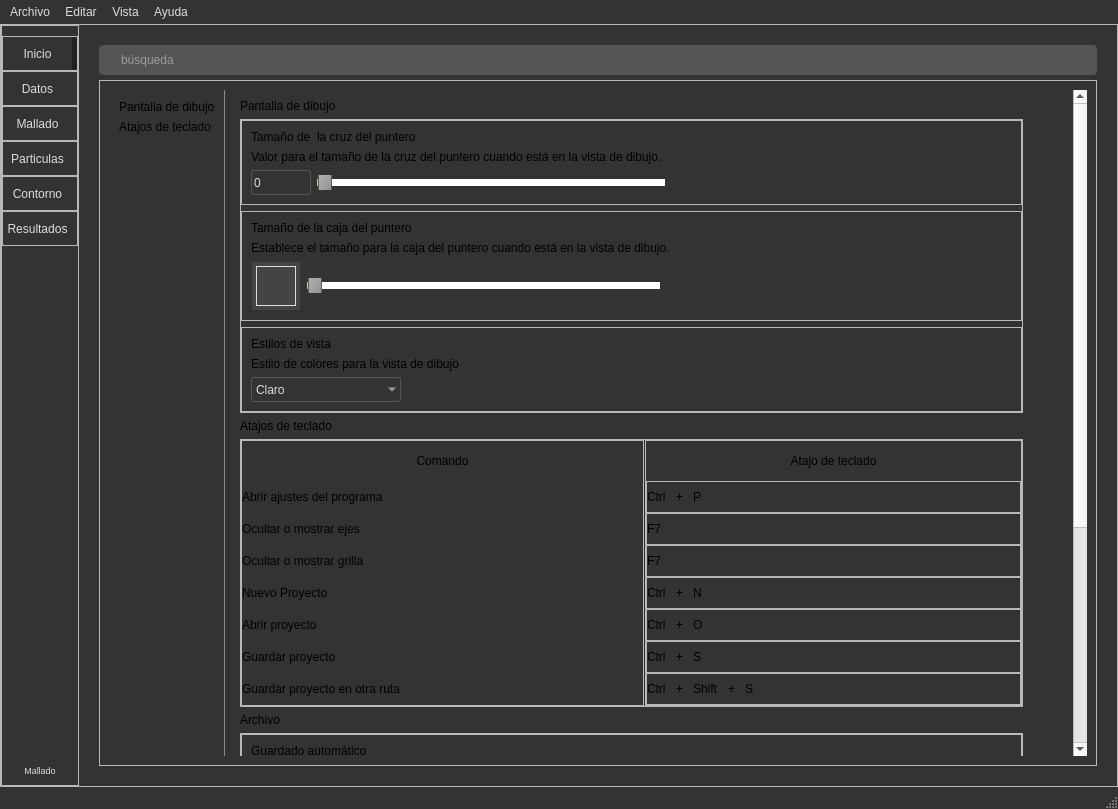
This is UI/main_window.ui in edwinar13/MPM-UN as Qt 5 draws it before an edit. The edited form follows.
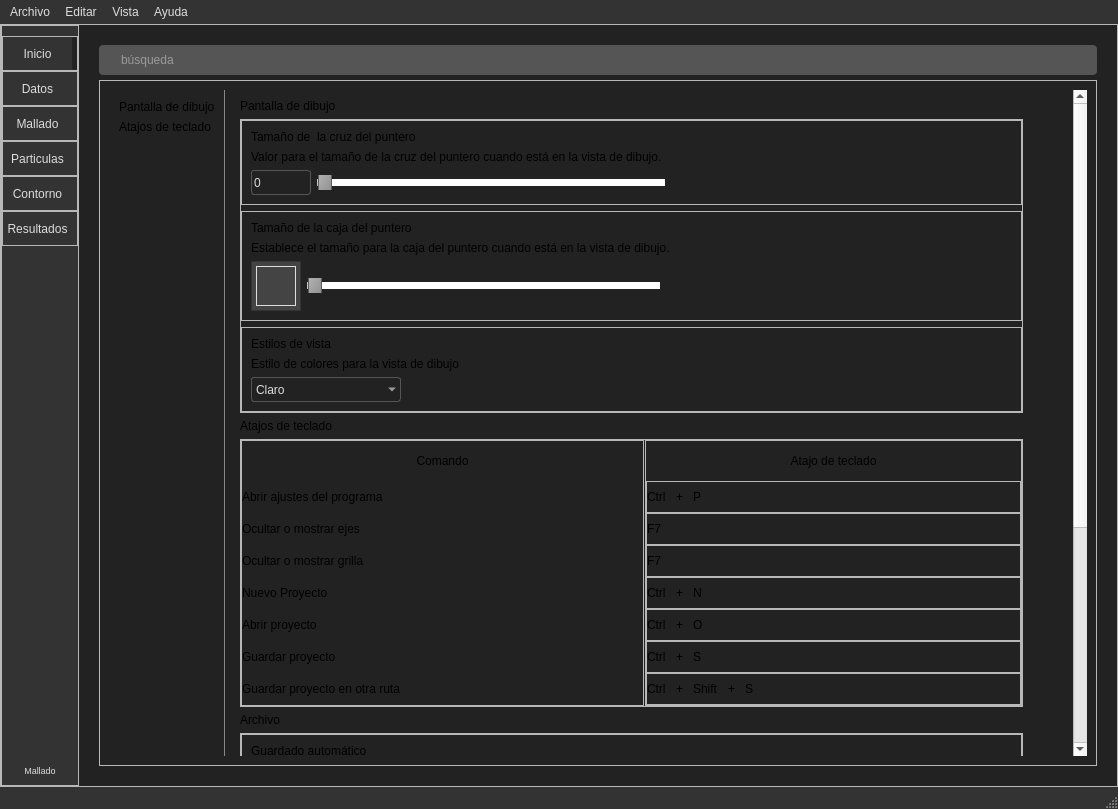
This is the edited form. Icons and pictures are not drawn.

Patch:
```diff
--- a/UI/main_window.ui
+++ b/UI/main_window.ui
@@ -52,9 +52,11 @@
 QMainWindow#MainWindow{
 background: #333333;
 }
+
 #page_config{
-background: #333333;
+background: #222222;
 }
+
 /*####################       MENU BAR SUP      ###########################*/
 QMenuBar#menubar {
 background-color: #333333;
```
Left out of the diff: 27 changed lines with no effect on the pictures.
